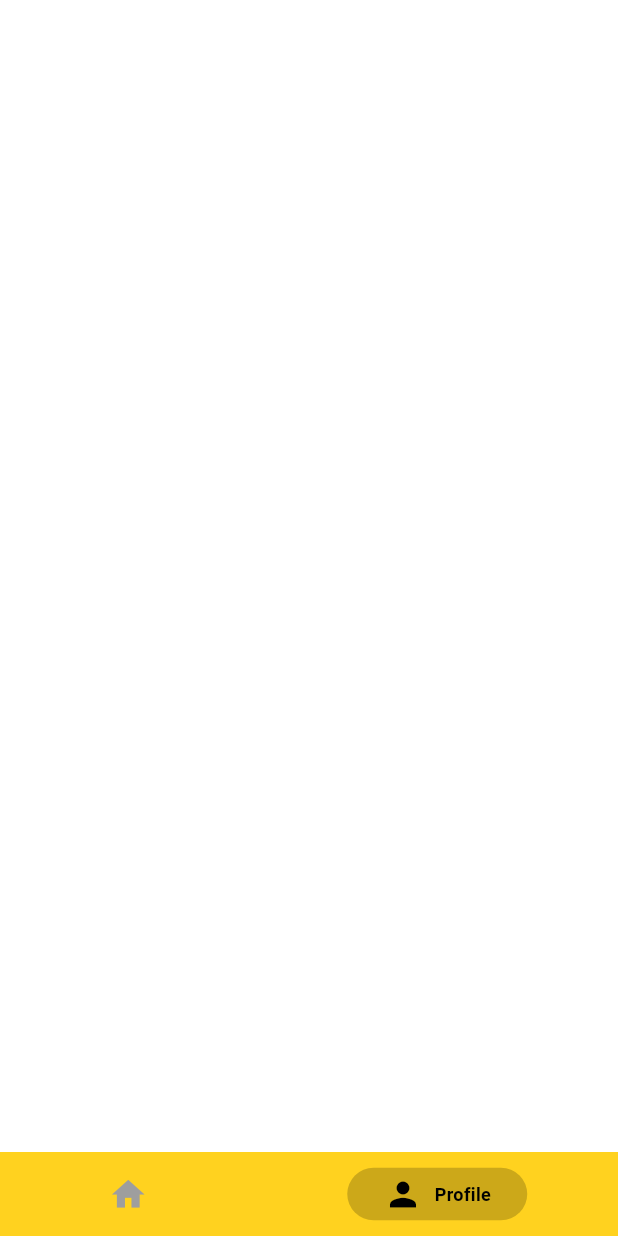
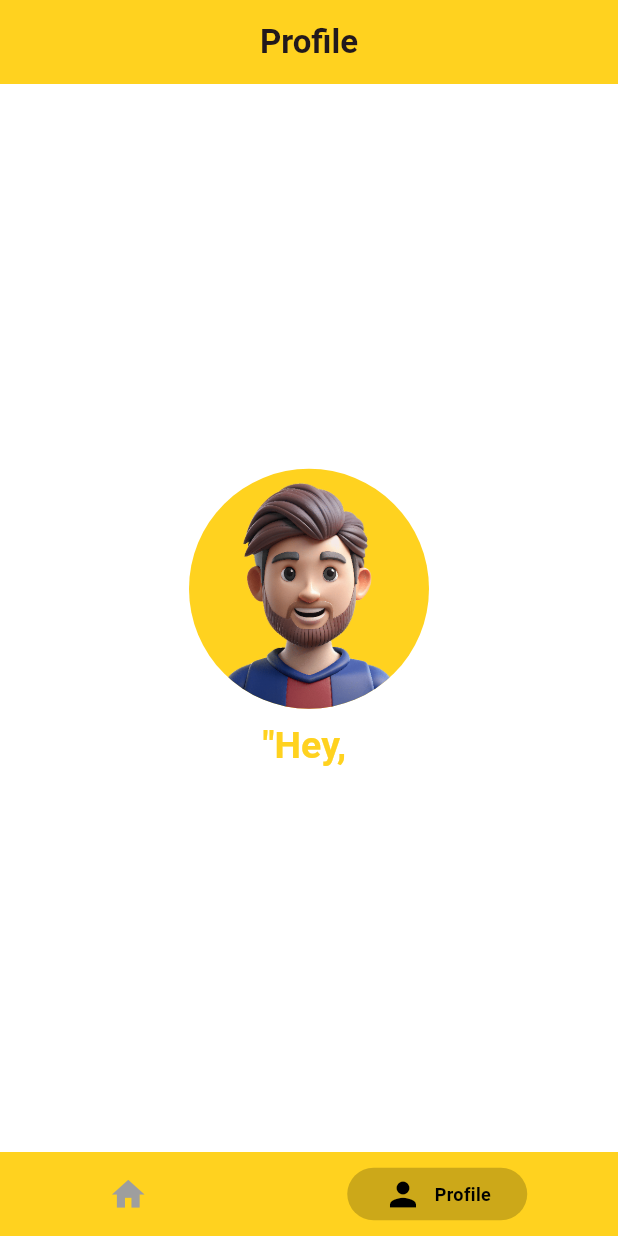
Before and after one commit to abbas-ali-dev/UserCraft, a Flutter app: the screen it shows after launch, item 2 of the bottom bar chosen, on a phone screen of 412 x 824 dp. Run offline on Flutter 3.47's test engine with Material 3 defaults, Android fonts, the phone set to English and light mode, and no system bars; drawn by our look-alikes of persistent_bottom_nav_bar; our stand-ins replace dio, easy_splash_screen, get, get_storage, pretty_dio_logger.

Commit message:
profile screen & splash implemented

```diff
--- a/lib/main.dart
+++ b/lib/main.dart
@@ -31,18 +31,8 @@ class MainApp extends StatelessWidget {
             "assets/images/logo.png",
             fit: BoxFit.fill,
           ),
-          logoWidth: 80,
-          title: Text(
-            'User Craft',
-            style: TextStyle(
-              fontSize: 22,
-              fontWeight: FontWeight.bold,
-              color: Colors.white,
-            ),
-          ),
-          backgroundColor: Color(0XFFffd21f),
-          showLoader: true,
-          loaderColor: Colors.white,
+          logoWidth: 120,
+          backgroundColor: Colors.black,
           loadingText: Text(
             'Developed by Analytica...',
             style: TextStyle(
@@ -55,6 +45,8 @@ class MainApp extends StatelessWidget {
             textAlign: TextAlign.center,
           ),
           durationInSeconds: 3,
+          showLoader: true,
+          loaderColor: Color(0XFFffd21f),
           navigator: BottomTabs(),
         ),
       ),
--- a/lib/view/home_screen/home_screen.dart
+++ b/lib/view/home_screen/home_screen.dart
@@ -9,6 +9,7 @@ class HomeScreen extends StatelessWidget {
   Widget build(BuildContext context) {
     final controller = Provider.of<HomeScreenProvider>(context, listen: true);
     return Scaffold(
+      backgroundColor: Colors.white,
       appBar: AppBar(
         title: Text(
           'Home Screen',
--- a/lib/view/profile_screen/profile_screen.dart
+++ b/lib/view/profile_screen/profile_screen.dart
@@ -5,6 +5,65 @@ class ProfileScreen extends StatelessWidget {
 
   @override
   Widget build(BuildContext context) {
-    return Container();
+    return Scaffold(
+      backgroundColor: Colors.white,
+      appBar: AppBar(
+        title: Text(
+          'Profile',
+          style: TextStyle(fontWeight: FontWeight.bold),
+        ),
+        centerTitle: true,
+        backgroundColor: Color(0XFFffd21f),
+      ),
+      body: SizedBox(
+        width: MediaQuery.sizeOf(context).width,
+        height: MediaQuery.sizeOf(context).height,
+        child: Column(
+          mainAxisAlignment: MainAxisAlignment.center,
+          crossAxisAlignment: CrossAxisAlignment.center,
+          children: [
+            SizedBox(
+              height: 160,
+              width: 160,
+              child: CircleAvatar(
+                radius: 100,
+                backgroundColor: Color(0XFFffd21f),
+                child: ClipOval(
+                  child: Image.asset(
+                    'assets/images/profile_boy.png',
+                    fit: BoxFit.cover,
+                    width: 180,
+                    height: 180,
+                  ),
+                ),
+              ),
+            ),
+            SizedBox(height: 10),
+            RichText(
+              maxLines: 1,
+              overflow: TextOverflow.ellipsis,
+              text: TextSpan(
+                style: TextStyle(fontSize: 25),
+                children: <TextSpan>[
+                  TextSpan(
+                      text: '"Hey, ',
+                      style: TextStyle(
+                        fontWeight: FontWeight.bold,
+                        color: Color(0XFFffd21f),
+                      )),
+                  TextSpan(
+                    // text: '${user?.username}"',
+                    style: TextStyle(
+                      fontWeight: FontWeight.bold,
+                      color: Colors.black,
+                    ),
+                  )
+                ],
+              ),
+            ),
+          ],
+        ),
+      ),
+    );
   }
 }
```
Also changed, not shown: assets/images/logo.png (added), assets/images/profile_boy.png (added).
